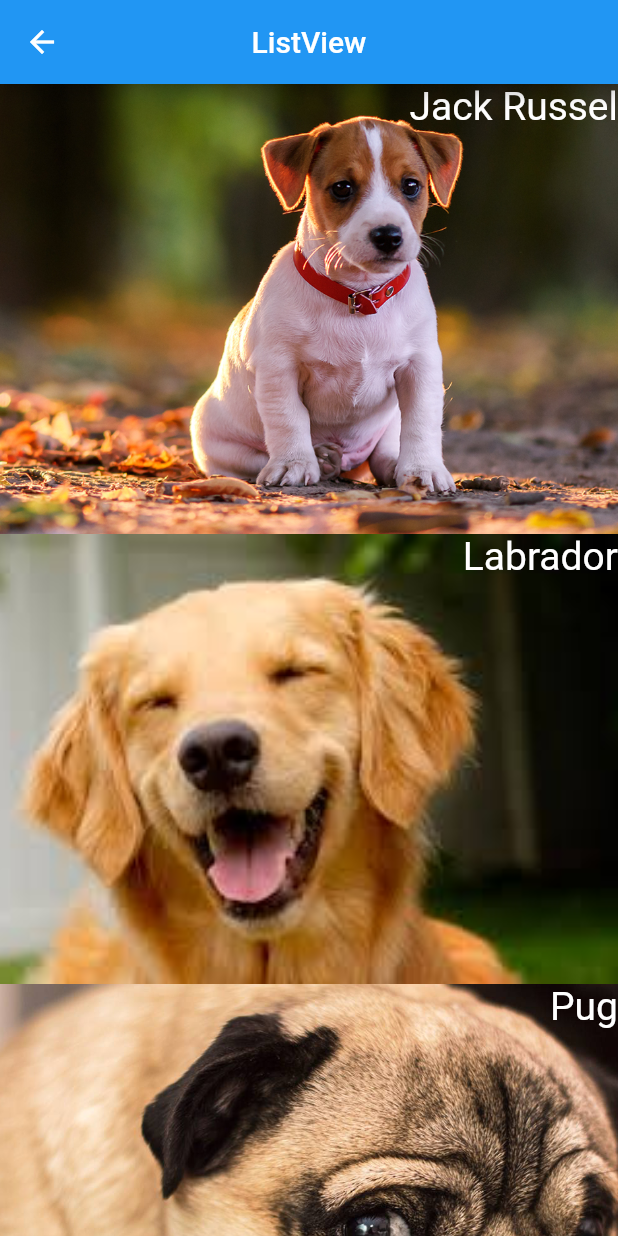
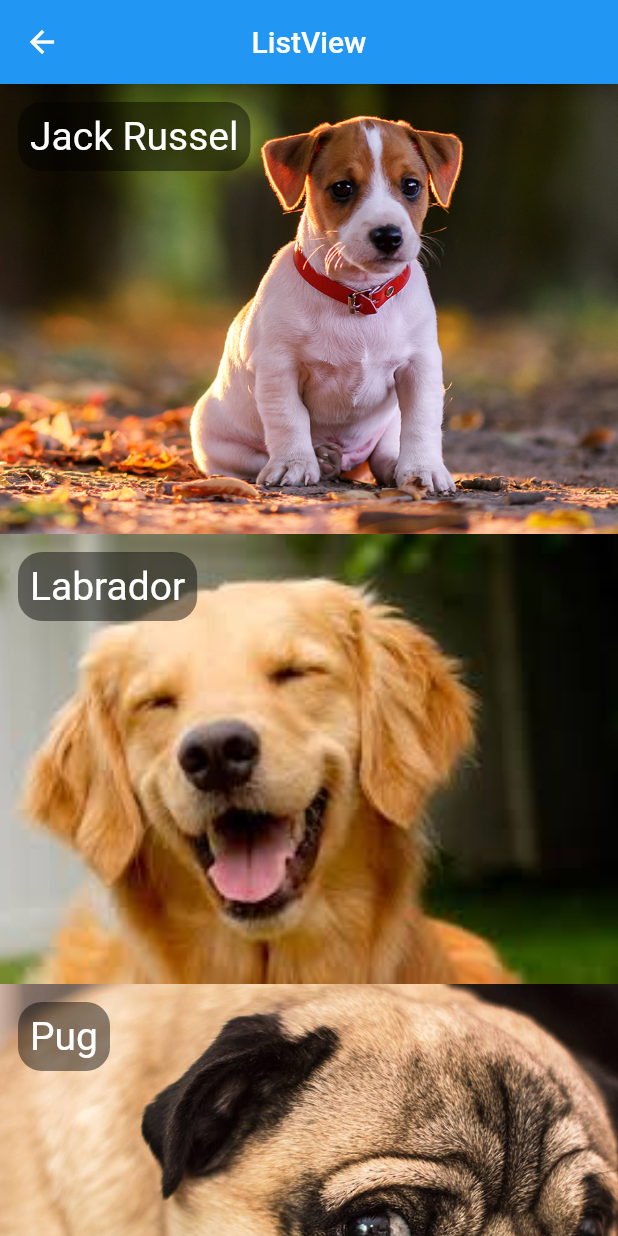
Before and after one commit to lpaganete/flutter_hello, a Flutter app: the HelloListView screen opened directly, on a phone screen of 412 x 824 dp. Run offline on Flutter 3.47's test engine with Material 2 defaults, Android fonts, the phone set to English and light mode, and no system bars.

Commit message:
Decoration

```diff
--- a/lib/pages/hello_listview.dart
+++ b/lib/pages/hello_listview.dart
@@ -41,10 +41,18 @@ class HelloListView extends StatelessWidget {
             fit: StackFit.expand, //Expande a imagem até o máximo (no caso 300px que foi definido)
             children: <Widget>[
               _img(dog.foto), // A imagem sempre tem que vir antes do nome
-              Container( // Para mudar a posição do texto
-                alignment: Alignment.topRight,
-                child: Text(dog.nome,
-                  style: TextStyle(fontSize: 26, color: Colors.white),
+              Align( // Para mudar a posição do texto
+                alignment: Alignment.topLeft,
+                child: Container(
+                  margin: EdgeInsets.all(12), // define uma margem para o container
+                  padding: EdgeInsets.all(8),
+                    decoration: BoxDecoration( // Possibilita a personalização do container
+                      color: Colors.black45,
+                      borderRadius: BorderRadius.circular(16), //Adiciona uma borda arredondada
+                    ),
+                    child: Text(dog.nome,
+                      style: TextStyle(fontSize: 26, color: Colors.white),
+                    ),
                 ),
               ),
 
```
